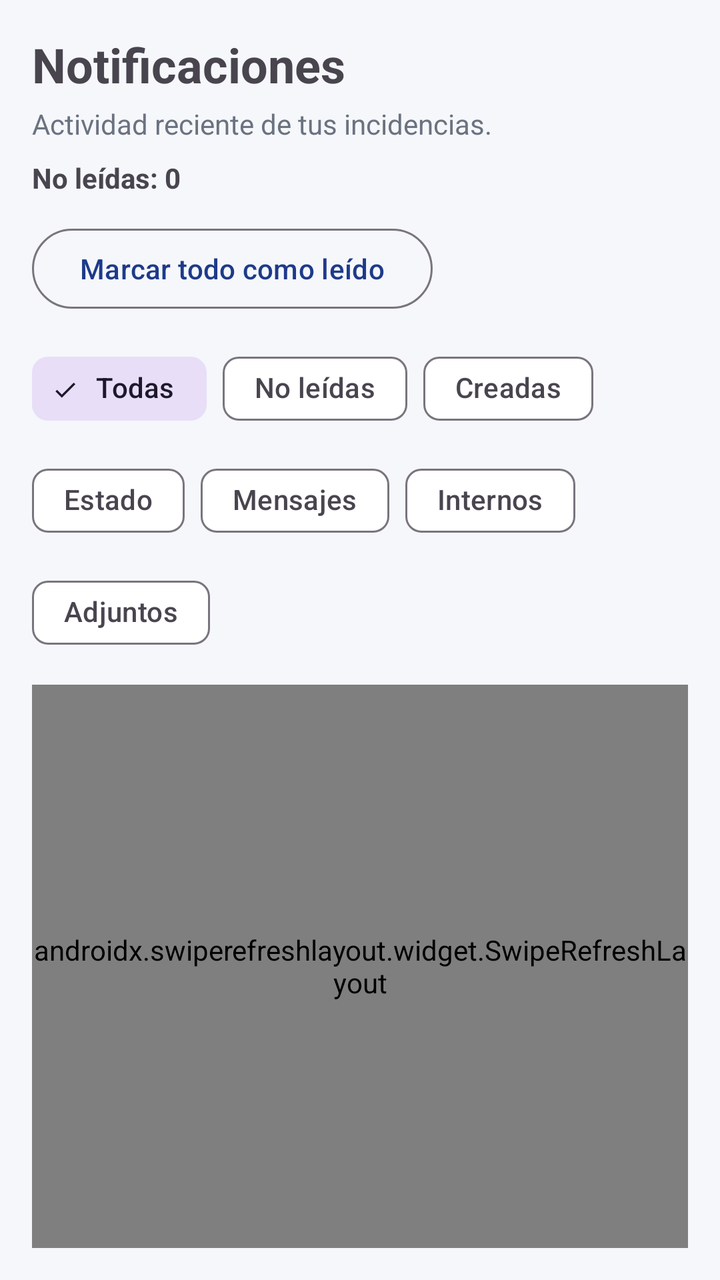
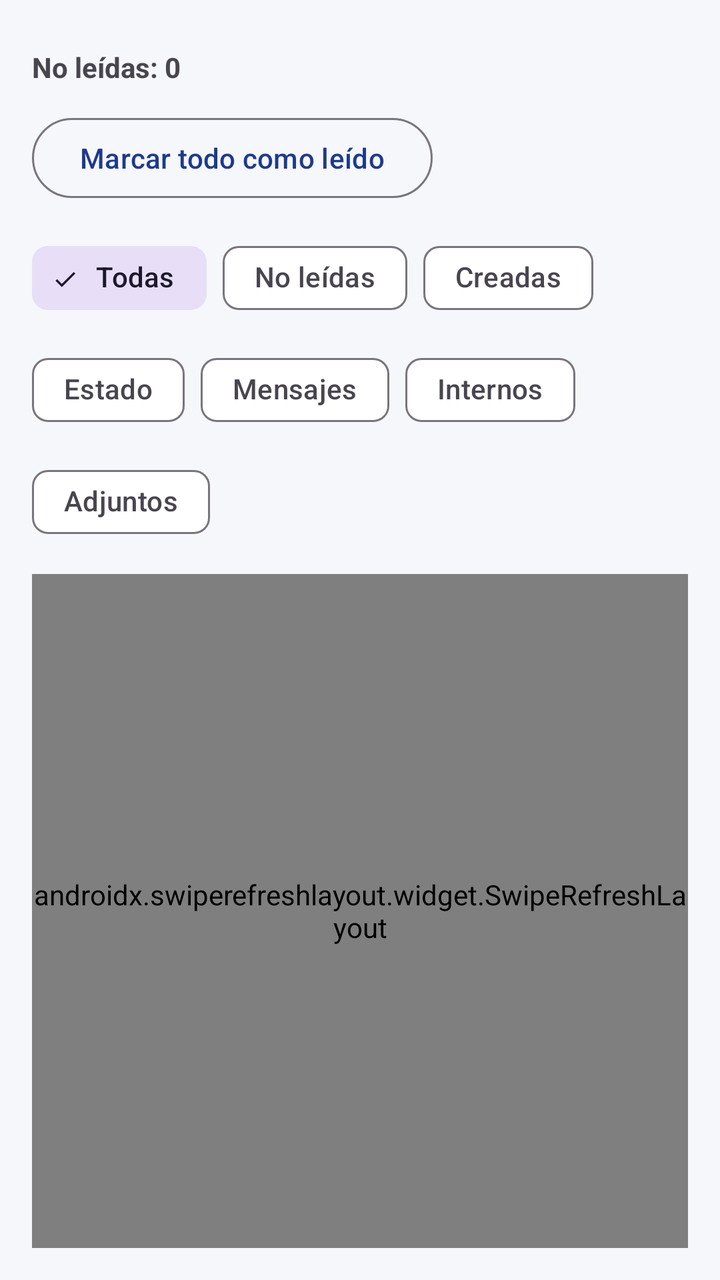

An Android layout rendered at two revisions. The XML below is the earlier revision; the diff shows what the commit changed to produce the second picture.
<!-- AndroidManifest.xml: application theme Theme.Tfgincidenciasfront -->
<!-- res/layout/fragment_notifications.xml -->
<?xml version="1.0" encoding="utf-8"?>
<FrameLayout xmlns:android="http://schemas.android.com/apk/res/android"
    xmlns:app="http://schemas.android.com/apk/res-auto"
    android:layout_width="match_parent"
    android:layout_height="match_parent">

    <LinearLayout
        android:layout_width="match_parent"
        android:layout_height="match_parent"
        android:orientation="vertical"
        android:padding="16dp">

        <TextView
            android:layout_width="wrap_content"
            android:layout_height="wrap_content"
            android:text="Notificaciones"
            android:textSize="24sp"
            android:textStyle="bold" />

        <TextView
            android:layout_width="wrap_content"
            android:layout_height="wrap_content"
            android:layout_marginTop="4dp"
            android:text="Actividad reciente de tus incidencias."
            android:textColor="@color/secondaryText"
            android:textSize="14sp" />

        <TextView
            android:id="@+id/tvUnreadCount"
            android:layout_width="wrap_content"
            android:layout_height="wrap_content"
            android:layout_marginTop="8dp"
            android:text="No leídas: 0"
            android:textStyle="bold" />

        <com.google.android.material.button.MaterialButton
            android:id="@+id/btnMarkAllRead"
            style="@style/Widget.Material3.Button.OutlinedButton"
            android:layout_width="wrap_content"
            android:layout_height="wrap_content"
            android:layout_marginTop="12dp"
            android:text="Marcar todo como leído" />

        <com.google.android.material.chip.ChipGroup
            android:id="@+id/chipGroup"
            android:layout_width="match_parent"
            android:layout_height="wrap_content"
            android:layout_marginTop="12dp"
            app:singleSelection="true">

            <com.google.android.material.chip.Chip
                android:id="@+id/chipAll"
                style="@style/Widget.Material3.Chip.Filter"
                android:layout_width="wrap_content"
                android:layout_height="wrap_content"
                android:checked="true"
                android:text="Todas" />

            <com.google.android.material.chip.Chip
                android:id="@+id/chipUnread"
                style="@style/Widget.Material3.Chip.Filter"
                android:layout_width="wrap_content"
                android:layout_height="wrap_content"
                android:text="No leídas" />

            <com.google.android.material.chip.Chip
                android:id="@+id/chipCreated"
                style="@style/Widget.Material3.Chip.Filter"
                android:layout_width="wrap_content"
                android:layout_height="wrap_content"
                android:text="Creadas" />

            <com.google.android.material.chip.Chip
                android:id="@+id/chipStatus"
                style="@style/Widget.Material3.Chip.Filter"
                android:layout_width="wrap_content"
                android:layout_height="wrap_content"
                android:text="Estado" />

            <com.google.android.material.chip.Chip
                android:id="@+id/chipMessages"
                style="@style/Widget.Material3.Chip.Filter"
                android:layout_width="wrap_content"
                android:layout_height="wrap_content"
                android:text="Mensajes" />

            <com.google.android.material.chip.Chip
                android:id="@+id/chipMessagesInternal"
                style="@style/Widget.Material3.Chip.Filter"
                android:layout_width="wrap_content"
                android:layout_height="wrap_content"
                android:text="Internos" />

            <com.google.android.material.chip.Chip
                android:id="@+id/chipAttachments"
                style="@style/Widget.Material3.Chip.Filter"
                android:layout_width="wrap_content"
                android:layout_height="wrap_content"
                android:text="Adjuntos" />
        </com.google.android.material.chip.ChipGroup>

        <androidx.swiperefreshlayout.widget.SwipeRefreshLayout
            android:id="@+id/swipeRefresh"
            android:layout_width="match_parent"
            android:layout_height="0dp"
            android:layout_marginTop="12dp"
            android:layout_weight="1">

            <androidx.recyclerview.widget.RecyclerView
                android:id="@+id/recyclerViewNotifications"
                android:layout_width="match_parent"
                android:layout_height="match_parent"
                android:clipToPadding="false"
                android:paddingBottom="16dp" />
        </androidx.swiperefreshlayout.widget.SwipeRefreshLayout>

    </LinearLayout>

    <ProgressBar
        android:id="@+id/progressBar"
        android:layout_width="wrap_content"
        android:layout_height="wrap_content"
        android:layout_gravity="center"
        android:visibility="gone" />

    <LinearLayout
        android:id="@+id/layoutEmpty"
        android:layout_width="match_parent"
        android:layout_height="match_parent"
        android:gravity="center"
        android:orientation="vertical"
        android:padding="24dp"
        android:visibility="gone">

        <TextView
            android:layout_width="wrap_content"
            android:layout_height="wrap_content"
            android:text="No hay notificaciones por mostrar."
            android:textColor="@color/secondaryText"
            android:textSize="16sp" />
    </LinearLayout>

    <LinearLayout
        android:id="@+id/layoutError"
        android:layout_width="match_parent"
        android:layout_height="match_parent"
        android:gravity="center"
        android:orientation="vertical"
        android:padding="24dp"
        android:visibility="gone">

        <TextView
            android:id="@+id/tvError"
            android:layout_width="wrap_content"
            android:layout_height="wrap_content"
            android:text="Error"
            android:textColor="@color/secondaryText"
            android:textSize="16sp" />

        <com.google.android.material.button.MaterialButton
            android:id="@+id/btnRetry"
            android:layout_width="wrap_content"
            android:layout_height="wrap_content"
            android:layout_marginTop="12dp"
            android:text="Reintentar" />
    </LinearLayout>

</FrameLayout>
<!-- resources referenced by this layout -->
<resources>
  <color name="secondaryText">#6B7280</color>
  <style name="Theme.Tfgincidenciasfront" parent="Base.Theme.Tfgincidenciasfront" />
  <style name="Base.Theme.Tfgincidenciasfront" parent="Theme.Material3.DayNight.NoActionBar">
  
          
          <item name="colorPrimary">@color/primary</item>
          <item name="colorOnPrimary">@color/onPrimary</item>
  
          
          <item name="android:colorBackground">@color/background</item>
  
          
          <item name="colorSurface">@color/surface</item>
          <item name="colorOnSurface">@color/onSurface</item>
  
      </style>
  <color name="primary">#1E3A8A</color>
  <color name="onPrimary">#FFFFFF</color>
  <color name="background">#F5F7FA</color>
  <color name="surface">#FFFFFF</color>
  <color name="onSurface">#111827</color>
</resources>

<!-- the commit's change to res/layout/fragment_notifications.xml (unified diff, before → after) -->
@@ -9,21 +9,6 @@
         android:layout_height="match_parent"
         android:orientation="vertical"
         android:padding="16dp">
-
-        <TextView
-            android:layout_width="wrap_content"
-            android:layout_height="wrap_content"
-            android:text="Notificaciones"
-            android:textSize="24sp"
-            android:textStyle="bold" />
-
-        <TextView
-            android:layout_width="wrap_content"
-            android:layout_height="wrap_content"
-            android:layout_marginTop="4dp"
-            android:text="Actividad reciente de tus incidencias."
-            android:textColor="@color/secondaryText"
-            android:textSize="14sp" />
 
         <TextView
             android:id="@+id/tvUnreadCount"
